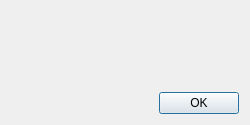
Before: the Qt Designer form src/schrodinger/sketcher/ui/error_dialog.ui in schrodinger/sketcher, drawn with Qt 5.
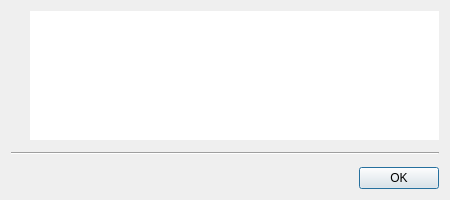
After: the same form once the commit is applied.

Commit message: SKETCH-2338. Restrict the height of the error dialog text

```diff
--- a/src/schrodinger/sketcher/ui/error_dialog.ui
+++ b/src/schrodinger/sketcher/ui/error_dialog.ui
@@ -6,18 +6,76 @@
    <rect>
     <x>0</x>
     <y>0</y>
-    <width>250</width>
-    <height>125</height>
+    <width>450</width>
+    <height>200</height>
    </rect>
   </property>
+  <property name="minimumSize">
+   <size>
+    <width>450</width>
+    <height>0</height>
+   </size>
+  </property>
   <layout class="QVBoxLayout">
+   <property name="spacing">
+    <number>12</number>
+   </property>
    <item>
-    <widget class="QLabel" name="text_lbl">
-     <property name="text">
-      <string/>
+    <layout class="QHBoxLayout" name="horizontalLayout">
+     <property name="spacing">
+      <number>0</number>
      </property>
-     <property name="wordWrap">
-      <bool>true</bool>
+     <item>
+      <widget class="QLabel" name="icon_lbl">
+       <property name="alignment">
+        <set>Qt::AlignLeading|Qt::AlignLeft|Qt::AlignTop</set>
+       </property>
+      </widget>
+     </item>
+     <item>
+      <spacer name="horizontalSpacer">
+       <property name="orientation">
+        <enum>Qt::Horizontal</enum>
+       </property>
+       <property name="sizeType">
+        <enum>QSizePolicy::Fixed</enum>
+       </property>
+       <property name="sizeHint" stdset="0">
+        <size>
+         <width>12</width>
+         <height>20</height>
+        </size>
+       </property>
+      </spacer>
+     </item>
+     <item>
+      <widget class="QTextEdit" name="text_edit">
+       <property name="sizePolicy">
+        <sizepolicy hsizetype="Expanding" vsizetype="Ignored">
+         <horstretch>0</horstretch>
+         <verstretch>0</verstretch>
+        </sizepolicy>
+       </property>
+       <property name="minimumSize">
+        <size>
+         <width>0</width>
+         <height>120</height>
+        </size>
+       </property>
+       <property name="frameShape">
+        <enum>QFrame::NoFrame</enum>
+       </property>
+       <property name="readOnly">
+        <bool>true</bool>
+       </property>
+      </widget>
+     </item>
+    </layout>
+   </item>
+   <item>
+    <widget class="Line" name="line">
+     <property name="orientation">
+      <enum>Qt::Horizontal</enum>
      </property>
     </widget>
    </item>
```
The commit also changes 1 other file.
